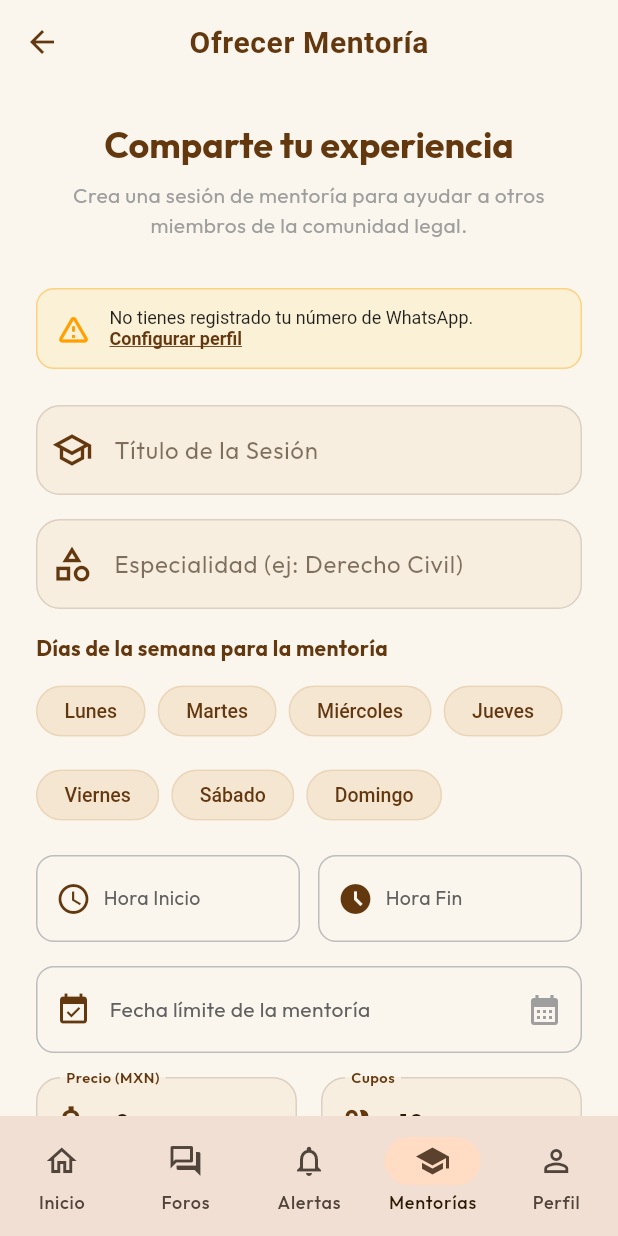
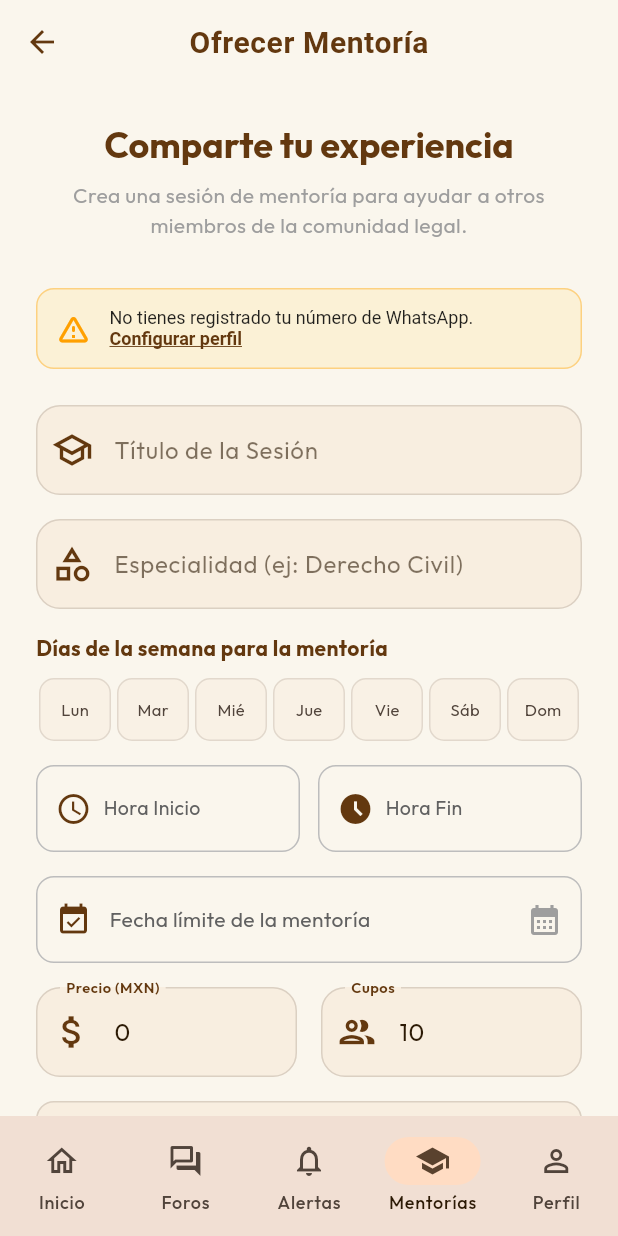
Before and after one commit to KIFUEL/Iuszac, a Flutter app: the NewMentorshipView screen opened by its route, on a phone screen of 412 x 824 dp. Run offline on Flutter 3.47's test engine with Material 3 defaults, Android fonts, the phone set to English and light mode, and no system bars; our stand-ins replace flutter_riverpod, go_router, google_fonts, supabase_flutter; missing offline and left inert: dart:js, flutter_quill; accounts and stored records are empty.

Commit message:
style: arrange weekly schedule days selector in a single horizontal row of rounded buttons

```diff
--- a/lib/views/mentorship/new_mentorship_view.dart
+++ b/lib/views/mentorship/new_mentorship_view.dart
@@ -331,34 +331,60 @@ class _NewMentorshipViewState extends ConsumerState<NewMentorshipView> {
                             fontSize: 14,
                           ),
                         ),
-                        const SizedBox(height: 8),
-                        Wrap(
-                          spacing: 8,
-                          runSpacing: 8,
+                        const SizedBox(height: 10),
+                        Row(
+                          mainAxisAlignment: MainAxisAlignment.spaceBetween,
                           children: [
-                            'Lunes',
-                            'Martes',
-                            'Miércoles',
-                            'Jueves',
-                            'Viernes',
-                            'Sábado',
-                            'Domingo'
+                            {'full': 'Lunes', 'short': 'Lun'},
+                            {'full': 'Martes', 'short': 'Mar'},
+                            {'full': 'Miércoles', 'short': 'Mié'},
+                            {'full': 'Jueves', 'short': 'Jue'},
+                            {'full': 'Viernes', 'short': 'Vie'},
+                            {'full': 'Sábado', 'short': 'Sáb'},
+                            {'full': 'Domingo', 'short': 'Dom'},
                           ].map((day) {
-                            final isSelected = _selectedDays.contains(day);
-                            return FilterChip(
-                              label: Text(day),
-                              selected: isSelected,
-                              onSelected: (selected) {
-                                setState(() {
-                                  if (selected) {
-                                    _selectedDays.add(day);
-                                  } else {
-                                    _selectedDays.remove(day);
-                                  }
-                                });
-                              },
-                              selectedColor: colorScheme.primary.withValues(alpha: 0.2),
-                              checkmarkColor: colorScheme.primary,
+                            final full = day['full']!;
+                            final short = day['short']!;
+                            final isSelected = _selectedDays.contains(full);
+                            return Expanded(
+                              child: Padding(
+                                padding: const EdgeInsets.symmetric(horizontal: 2.0),
+                                child: InkWell(
+                                  onTap: () {
+                                    setState(() {
+                                      if (isSelected) {
+                                        _selectedDays.remove(full);
+                                      } else {
+                                        _selectedDays.add(full);
+                                      }
+                                    });
+                                  },
+                                  borderRadius: BorderRadius.circular(10),
+                                  child: Container(
+                                    height: 42,
+                                    alignment: Alignment.center,
+                                    decoration: BoxDecoration(
+                                      color: isSelected
+                                          ? colorScheme.primary
+                                          : colorScheme.surfaceContainerHighest.withValues(alpha: 0.3),
+                                      borderRadius: BorderRadius.circular(10),
+                                      border: Border.all(
+                                        color: isSelected
+                                            ? colorScheme.primary
+                                            : colorScheme.outline.withValues(alpha: 0.2),
+                                      ),
+                                    ),
+                                    child: Text(
+                                      short,
+                                      style: TextStyle(
+                                        fontSize: 11,
+                                        fontWeight: isSelected ? FontWeight.bold : FontWeight.normal,
+                                        color: isSelected ? colorScheme.onPrimary : colorScheme.onSurfaceVariant,
+                                      ),
+                                    ),
+                                  ),
+                                ),
+                              ),
                             );
                           }).toList(),
                         ),
```
